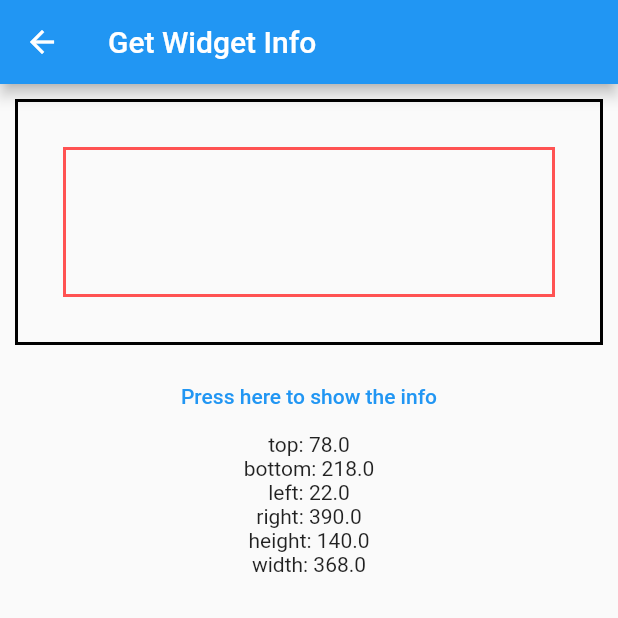
After one commit to yuto-yuto/flutter_samples, a Flutter app: the GetWidgetInfo screen opened directly, after a tap on "Press here to show the info", on a phone screen of 412 x 824 dp, the top half of it. The commit adds this screen. Run offline on Flutter 3.47's test engine with Material 2 defaults, Android fonts, the phone set to English and light mode, and no system bars; our stand-ins replace firebase_auth, firebase_core, fl_chart, flutter_riverpod, google_sign_in; missing offline and left inert: googleapis, grouped_expansion_tile; accounts and stored records are empty.

Commit message:
Add get widget info

```diff
--- /dev/null
+++ b/lib/get_widget_info.dart
@@ -0,0 +1,96 @@
+import 'package:flutter/material.dart';
+
+class GetWidgetInfo extends StatefulWidget {
+  const GetWidgetInfo({Key? key}) : super(key: key);
+
+  @override
+  _GetWidgetInfoState createState() => _GetWidgetInfoState();
+}
+
+class _GetWidgetInfoState extends State<GetWidgetInfo> with WidgetsBindingObserver {
+  final containerKey = GlobalKey(debugLabel: "container-key");
+  double? height;
+  double? width;
+  double? top;
+  double? bottom;
+  double? left;
+  double? right;
+
+  @override
+  void initState() {
+    super.initState();
+    WidgetsBinding.instance.addObserver(this);
+  }
+
+  @override
+  void didChangeMetrics() {
+    // debugPrint("${containerKey.hashCode}: ${this.hashCode}");
+    // debugPrint("${WidgetsBinding.instance.buildOwner!.globalKeyCount}");
+    _updateData();
+  }
+
+  @override
+  void dispose() {
+    WidgetsBinding.instance.removeObserver(this);
+    super.dispose();
+  }
+
+  @override
+  Widget build(BuildContext context) {
+    return Scaffold(
+      appBar: AppBar(
+        title: const Text('Get Widget Info'),
+      ),
+      body: Column(
+        children: <Widget>[
+          Container(
+            margin: const EdgeInsets.all(10),
+            padding: const EdgeInsets.all(10),
+            decoration: BoxDecoration(
+              border: Border.all(
+                width: 2,
+                color: Colors.black,
+              ),
+            ),
+            child: Container(
+              key: containerKey,
+              margin: const EdgeInsets.all(20),
+              padding: const EdgeInsets.all(10),
+              height: 100,
+              width: double.infinity,
+              decoration: BoxDecoration(
+                  border: Border.all(
+                width: 2,
+                color: Colors.redAccent,
+              )),
+            ),
+          ),
+          TextButton(
+              child: Text("Press here to show the info"),
+              onPressed: () {
+                _updateData();
+              }),
+          Text("top: ${top}"),
+          Text("bottom: ${bottom}"),
+          Text("left: ${left}"),
+          Text("right: ${right}"),
+          Text("height: ${height}"),
+          Text("width: ${width}"),
+        ],
+      ),
+    );
+  }
+
+  void _updateData() {
+    final renderBox = containerKey.currentContext?.findRenderObject() as RenderBox;
+    final position = renderBox.localToGlobal(Offset.zero);
+    setState(() {
+      height = renderBox.size.height;
+      width = renderBox.size.width;
+      left = position.dx;
+      top = position.dy;
+      right = position.dx + renderBox.size.width;
+      bottom = position.dy + renderBox.size.height;
+    });
+  }
+}
--- a/lib/main.dart
+++ b/lib/main.dart
@@ -10,6 +10,7 @@ import 'package:flutter_samples/dropdown_sample.dart';
 import 'package:flutter_samples/dynamic_text_field.dart';
 import 'package:flutter_samples/ScaffoldFooterView.dart';
 import 'package:flutter_samples/draggable_sample.dart';
+import 'package:flutter_samples/get_widget_info.dart';
 import 'package:flutter_samples/google_auto_login.dart';
 import 'package:flutter_samples/google_drive.dart';
 import 'package:flutter_samples/google_drive_search.dart';
@@ -104,6 +105,7 @@ class MyApp extends StatelessWidget {
         _createButton(RowDoubleTap()),
         _createButton(TableColumnResize()),
         _createButton(SpecifyAreaOnSlider()),
+        _createButton(GetWidgetInfo()),
       ],
     );
 
```
